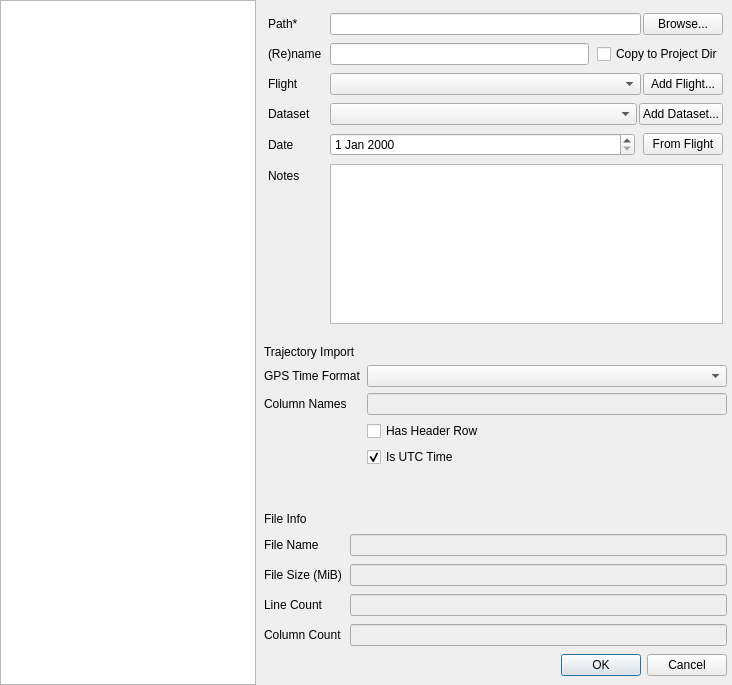
DynamicGravitySystems/DGP, file dgp/gui/ui/data_import_dialog.ui: the form before one commit.
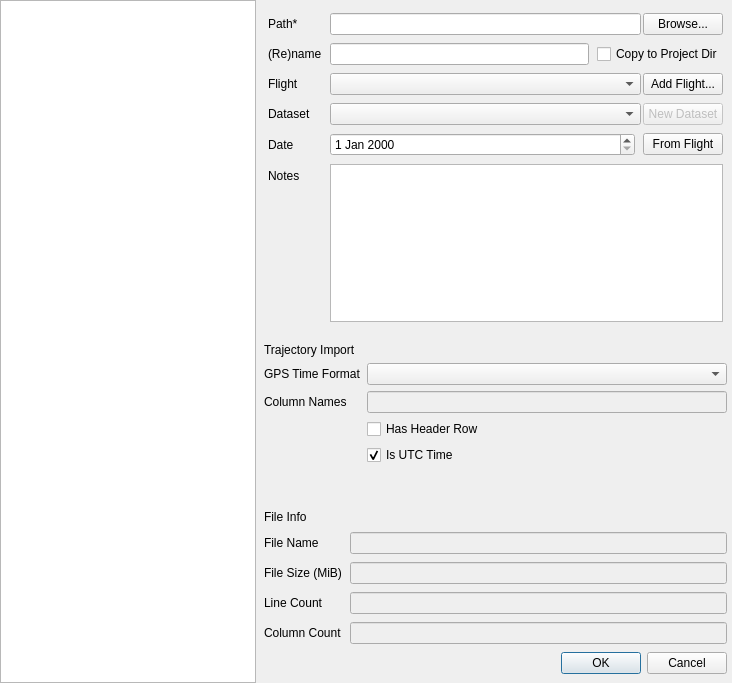
The form after the commit. Icons and pictures are not drawn.

The edit to the form file:
```diff
--- a/dgp/gui/ui/data_import_dialog.ui
+++ b/dgp/gui/ui/data_import_dialog.ui
@@ -7,7 +7,7 @@
     <x>0</x>
     <y>0</y>
     <width>732</width>
-    <height>685</height>
+    <height>683</height>
    </rect>
   </property>
   <property name="sizePolicy">
@@ -223,6 +223,9 @@
          </item>
          <item>
           <widget class="QPushButton" name="qpb_add_dataset">
+           <property name="enabled">
+            <bool>false</bool>
+           </property>
            <property name="sizePolicy">
             <sizepolicy hsizetype="Maximum" vsizetype="Fixed">
              <horstretch>0</horstretch>
@@ -230,7 +233,7 @@
             </sizepolicy>
            </property>
            <property name="text">
-            <string>Add Dataset...</string>
+            <string>New Dataset</string>
            </property>
           </widget>
          </item>
```
